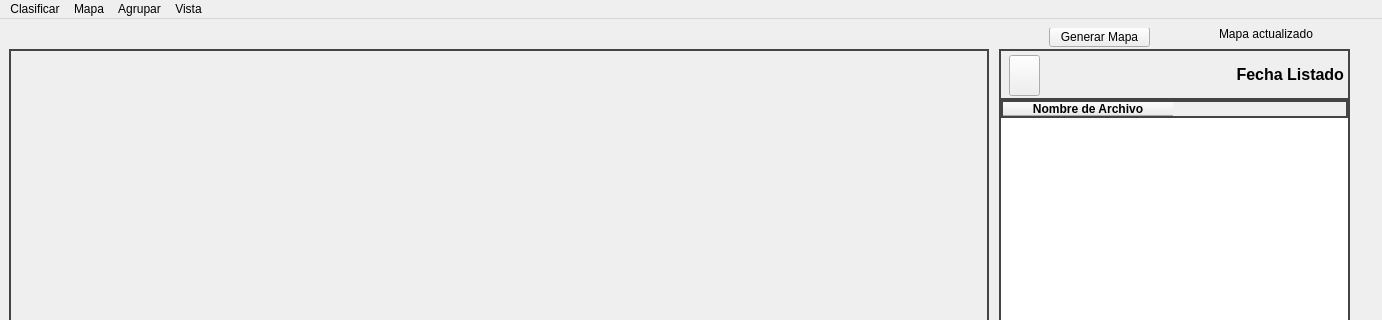
The window that PyQt/ui_files/MainWindow.ui (Gravel520/Copia_Clasificacion) describes before a commit, drawn with Qt 5; both pictures show x 0 to 1382 and y 0 to 320 of the 1382 by 700 pixel window.
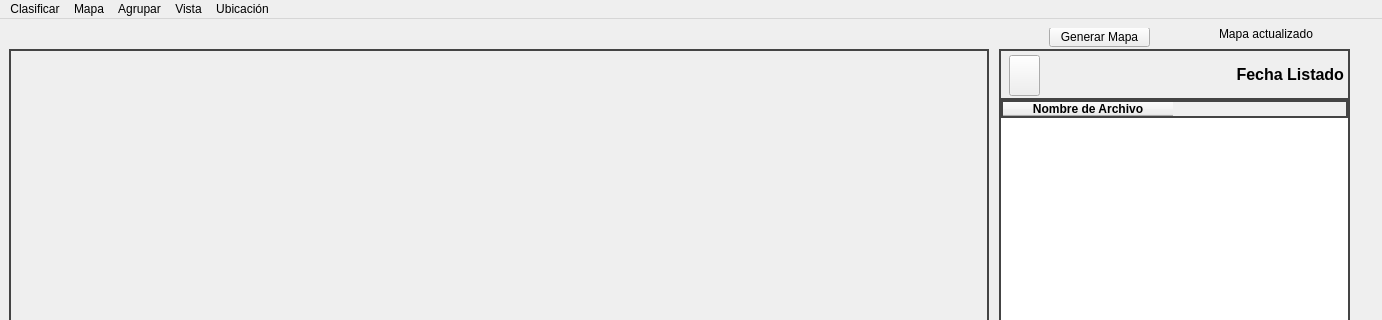
The same window after the commit. Icons and pictures are not drawn. Custom widgets are drawn as their Qt base class.

```diff
--- a/PyQt/ui_files/MainWindow.ui
+++ b/PyQt/ui_files/MainWindow.ui
@@ -535,10 +535,18 @@
     <addaction name="separator"/>
     <addaction name="actionGenerar_Mapa"/>
    </widget>
+   <widget class="QMenu" name="menuUbicaci_n">
+    <property name="title">
+     <string>Ubicación</string>
+    </property>
+    <addaction name="actionCrear_Ubicacion"/>
+    <addaction name="actionModificar_Ubicacion"/>
+   </widget>
    <addaction name="menuClasificar"/>
    <addaction name="menuMapa"/>
    <addaction name="menuAgrupar"/>
    <addaction name="menuVista"/>
+   <addaction name="menuUbicaci_n"/>
   </widget>
   <action name="actionMapa_Fotos">
    <property name="text">
```
Left out of the diff: 10 changed lines with no effect on the pictures.
